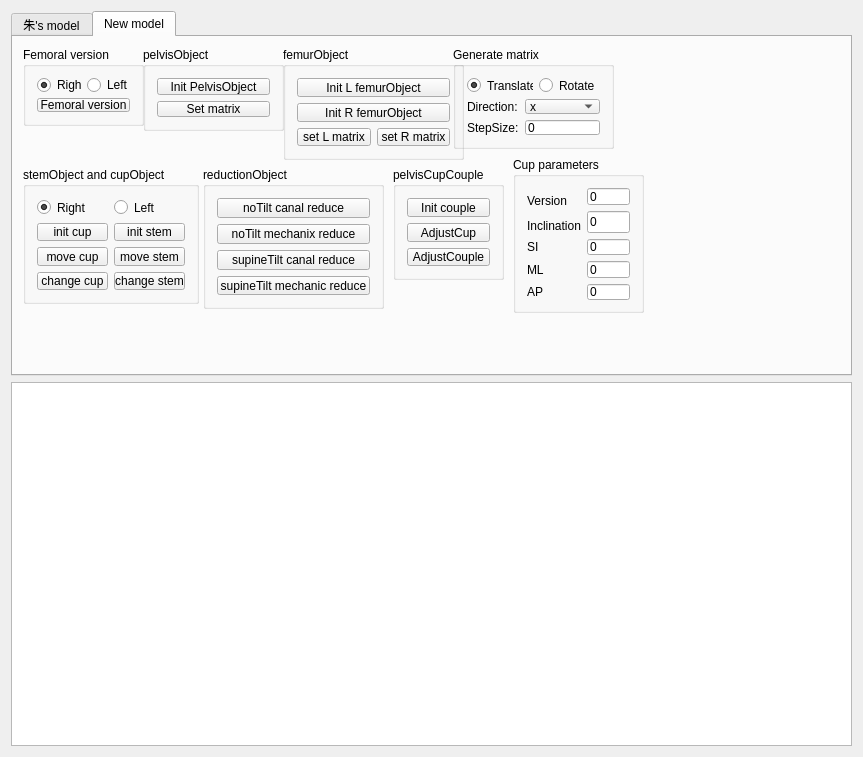
Before: the Qt Designer form Plugins/org.mitk.lancet.hipplanning/src/internal/THAPlanningControls.ui in zhaomengxiao/LancetMITK-Adition, drawn with Qt 5.
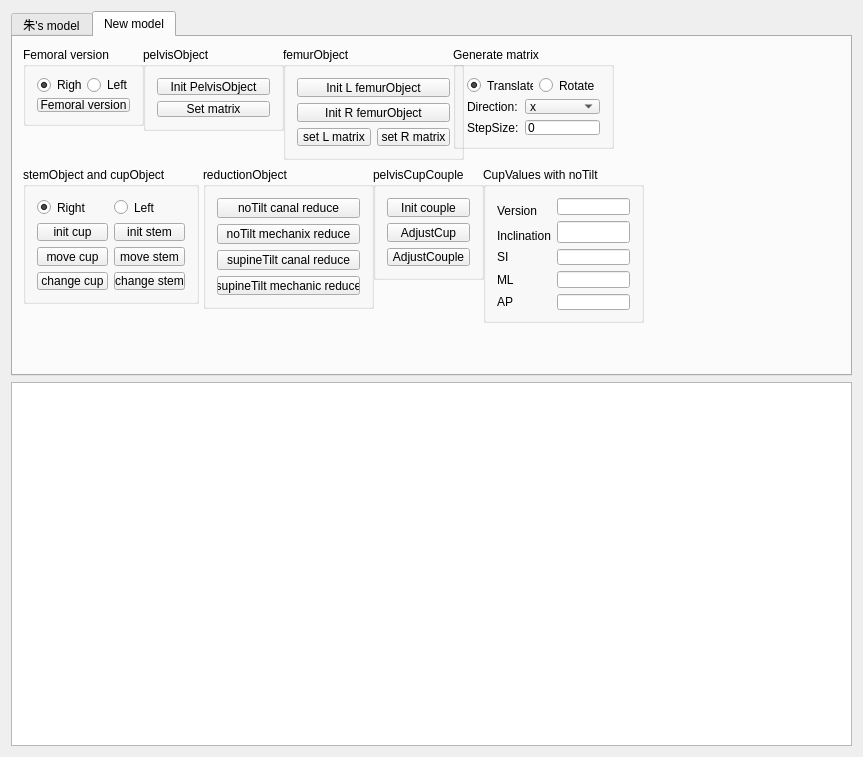
After: the same form once the commit is applied.

What changed in the file:
```diff
--- a/Plugins/org.mitk.lancet.hipplanning/src/internal/THAPlanningControls.ui
+++ b/Plugins/org.mitk.lancet.hipplanning/src/internal/THAPlanningControls.ui
@@ -301,7 +301,7 @@
         <rect>
          <x>190</x>
          <y>130</y>
-         <width>181</width>
+         <width>171</width>
          <height>142</height>
         </rect>
        </property>
@@ -420,7 +420,7 @@
       <widget class="QGroupBox" name="groupBox_6">
        <property name="geometry">
         <rect>
-         <x>380</x>
+         <x>360</x>
          <y>130</y>
          <width>111</width>
          <height>113</height>
@@ -532,14 +532,14 @@
       <widget class="QGroupBox" name="groupBox_8">
        <property name="geometry">
         <rect>
-         <x>500</x>
-         <y>120</y>
-         <width>131</width>
+         <x>470</x>
+         <y>130</y>
+         <width>161</width>
          <height>156</height>
         </rect>
        </property>
        <property name="title">
-        <string>Cup parameters</string>
+        <string>CupValues with noTilt</string>
        </property>
        <layout class="QGridLayout" name="gridLayout_10">
         <item row="0" column="0" rowspan="2">
@@ -552,14 +552,14 @@
         <item row="0" column="1">
          <widget class="QLineEdit" name="lineEdit_cupVersion">
           <property name="text">
-           <string>0</string>
+           <string/>
           </property>
          </widget>
         </item>
         <item row="1" column="1" rowspan="2">
          <widget class="QLineEdit" name="lineEdit_cupInclination">
           <property name="text">
-           <string>0</string>
+           <string/>
           </property>
          </widget>
         </item>
@@ -580,7 +580,7 @@
         <item row="3" column="1">
          <widget class="QLineEdit" name="lineEdit_cupCOR_si">
           <property name="text">
-           <string>0</string>
+           <string/>
           </property>
          </widget>
         </item>
@@ -594,7 +594,7 @@
         <item row="4" column="1">
          <widget class="QLineEdit" name="lineEdit_cupCOR_ml">
           <property name="text">
-           <string>0</string>
+           <string/>
           </property>
          </widget>
         </item>
@@ -608,7 +608,7 @@
         <item row="5" column="1">
          <widget class="QLineEdit" name="lineEdit_cupCOR_ap">
           <property name="text">
-           <string>0</string>
+           <string/>
           </property>
          </widget>
         </item>
```
